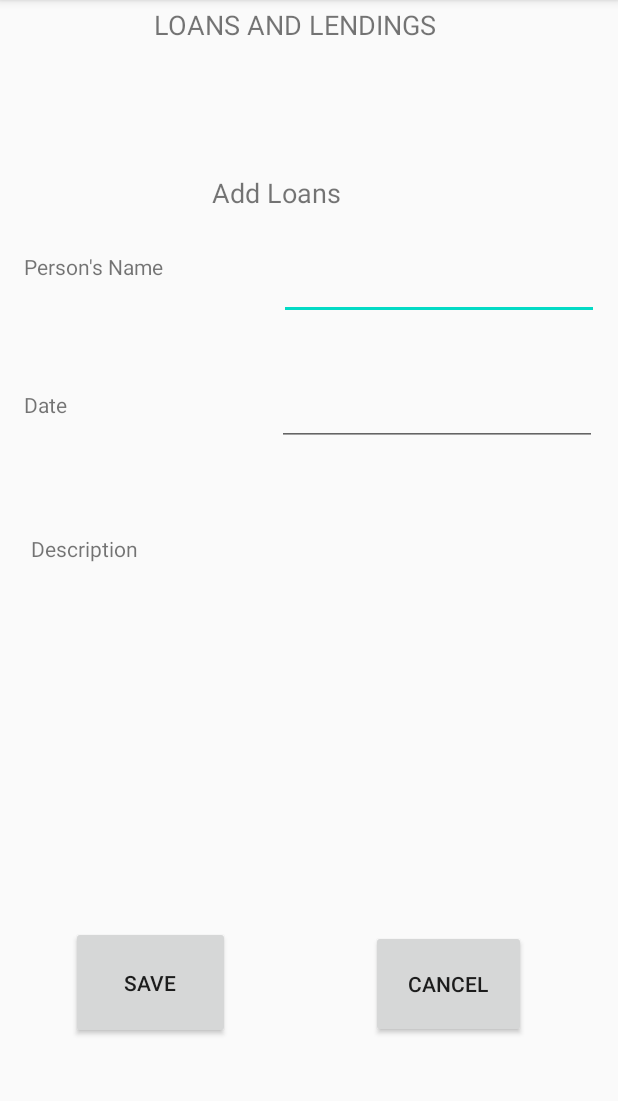
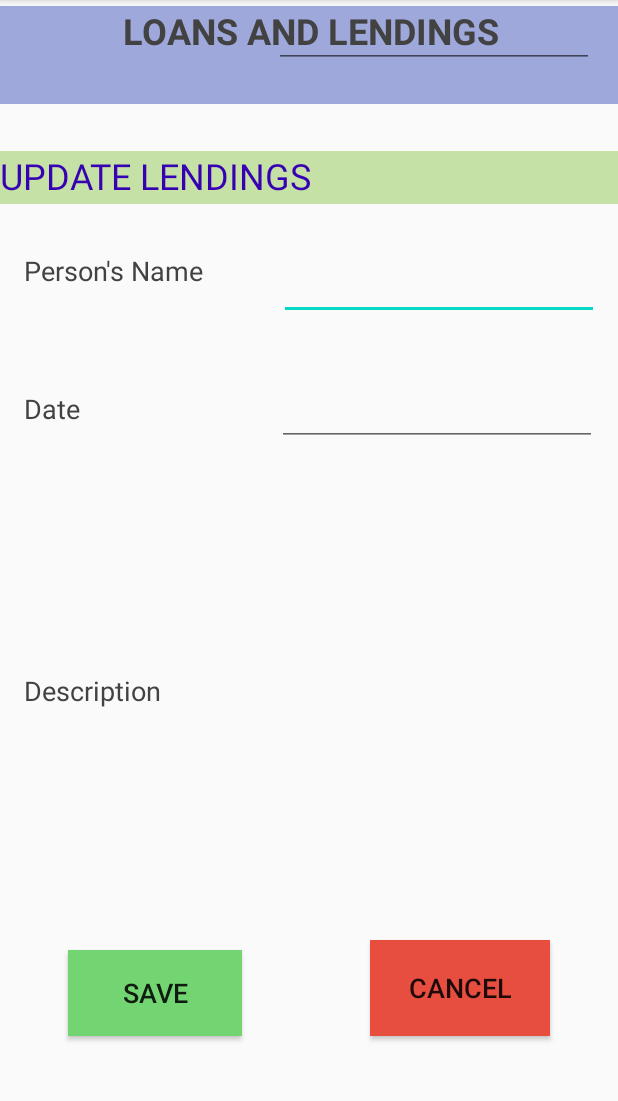
Before and after one commit to lahiru128/Ticktick-Android-Application, an Android app: the AddLoan screen opened directly, with no data from a screen before it, on a phone screen of 412 x 824 dp, the part 84-1185 px from its top. Run offline under Robolectric (Android 15) with nearby library versions, the phone set to English and light mode, and no system bars.

Commit message:
added background colors

```diff
--- a/app/src/main/res/layout/activity_add_loan.xml
+++ b/app/src/main/res/layout/activity_add_loan.xml
@@ -8,12 +8,16 @@
 
     <TextView
         android:id="@+id/textView9"
-        android:layout_width="207dp"
-        android:layout_height="48dp"
+        android:layout_width="421dp"
+        android:layout_height="65dp"
         android:layout_marginTop="4dp"
+        android:background="#9fa8da"
         android:text="@string/loans_and_lendings"
+        android:textAlignment="center"
+        android:textColor="@color/cardview_dark_background"
         android:textColorHighlight="@color/colorPrimaryDark"
-        android:textSize="18sp"
+        android:textSize="24sp"
+        android:textStyle="bold"
         app:layout_constraintEnd_toEndOf="parent"
         app:layout_constraintStart_toStartOf="parent"
         app:layout_constraintTop_toTopOf="parent" />
@@ -24,7 +28,8 @@
         android:layout_height="34dp"
         android:layout_marginTop="168dp"
         android:text="@string/person_s_name"
-        android:textSize="14sp"
+        android:textColor="@color/cardview_dark_background"
+        android:textSize="18sp"
         app:layout_constraintEnd_toEndOf="parent"
         app:layout_constraintHorizontal_bias="0.056"
         app:layout_constraintStart_toStartOf="parent"
@@ -36,6 +41,8 @@
         android:layout_height="34dp"
         android:layout_marginTop="260dp"
         android:text="@string/date"
+        android:textColor="@color/cardview_dark_background"
+        android:textSize="18sp"
         app:layout_constraintEnd_toEndOf="parent"
         app:layout_constraintHorizontal_bias="0.057"
         app:layout_constraintStart_toStartOf="parent"
@@ -45,10 +52,12 @@
         android:id="@+id/textView12"
         android:layout_width="wrap_content"
         android:layout_height="wrap_content"
-        android:layout_marginTop="356dp"
+        android:layout_marginTop="448dp"
         android:text="@string/description"
+        android:textColor="@color/cardview_dark_background"
+        android:textSize="18sp"
         app:layout_constraintEnd_toEndOf="parent"
-        app:layout_constraintHorizontal_bias="0.061"
+        app:layout_constraintHorizontal_bias="0.049"
         app:layout_constraintStart_toStartOf="parent"
         app:layout_constraintTop_toTopOf="parent" />
 
@@ -78,19 +87,22 @@
 
     <TextView
         android:id="@+id/textView14"
-        android:layout_width="211dp"
+        android:layout_width="0dp"
         android:layout_height="105dp"
-        android:layout_marginTop="352dp"
+        android:layout_marginTop="516dp"
+        android:textColor="@color/cardview_dark_background"
         app:layout_constraintEnd_toEndOf="parent"
-        app:layout_constraintHorizontal_bias="0.935"
+        app:layout_constraintHorizontal_bias="0.0"
         app:layout_constraintStart_toStartOf="parent"
         app:layout_constraintTop_toTopOf="parent" />
 
     <Button
         android:id="@+id/button4"
-        android:layout_width="106dp"
-        android:layout_height="75dp"
+        android:layout_width="116dp"
+        android:layout_height="57dp"
+        android:background="#72d572"
         android:text="@string/save"
+        android:textSize="18sp"
         app:layout_constraintBottom_toBottomOf="parent"
         app:layout_constraintEnd_toEndOf="parent"
         app:layout_constraintHorizontal_bias="0.154"
@@ -100,26 +112,41 @@
 
     <Button
         android:id="@+id/button5"
-        android:layout_width="103dp"
-        android:layout_height="72dp"
+        android:layout_width="120dp"
+        android:layout_height="64dp"
+        android:background="#e84e40"
         android:text="@string/cancel"
+        android:textSize="18sp"
         app:layout_constraintBottom_toBottomOf="parent"
         app:layout_constraintEnd_toEndOf="parent"
-        app:layout_constraintHorizontal_bias="0.801"
+        app:layout_constraintHorizontal_bias="0.845"
         app:layout_constraintStart_toStartOf="parent"
         app:layout_constraintTop_toTopOf="parent"
-        app:layout_constraintVertical_bias="0.891" />
+        app:layout_constraintVertical_bias="0.89" />
 
     <TextView
         android:id="@+id/textView15"
-        android:layout_width="168dp"
-        android:layout_height="52dp"
-        android:layout_marginBottom="600dp"
-        android:text="@string/add_loans"
-        android:textSize="18sp"
+        android:layout_width="416dp"
+        android:layout_height="35dp"
+        android:layout_marginBottom="632dp"
+        android:background="#c5e1a5"
+        android:text="UPDATE LENDINGS"
+        android:textColor="@color/colorPrimaryDark"
+        android:textSize="24sp"
         app:layout_constraintBottom_toBottomOf="parent"
         app:layout_constraintEnd_toEndOf="parent"
-        app:layout_constraintHorizontal_bias="0.58"
+        app:layout_constraintHorizontal_bias="0.0"
         app:layout_constraintStart_toStartOf="parent" />
 
+    <EditText
+        android:id="@+id/editTextTextPersonName12"
+        android:layout_width="wrap_content"
+        android:layout_height="wrap_content"
+        android:ems="10"
+        android:inputType="textPersonName"
+        app:layout_constraintEnd_toEndOf="parent"
+        app:layout_constraintHorizontal_bias="0.92"
+        app:layout_constraintStart_toStartOf="parent"
+        tools:layout_editor_absoluteY="361dp" />
+
 </androidx.constraintlayout.widget.ConstraintLayout>
```
Also changed, not shown: app/src/main/res/layout/activity_lendings.xml (+4 -3 lines), app/src/main/res/layout/activity_loans.xml (+72 -17 lines), app/src/main/res/layout/activity_loans_and_lendings.xml (+60 -5 lines).
